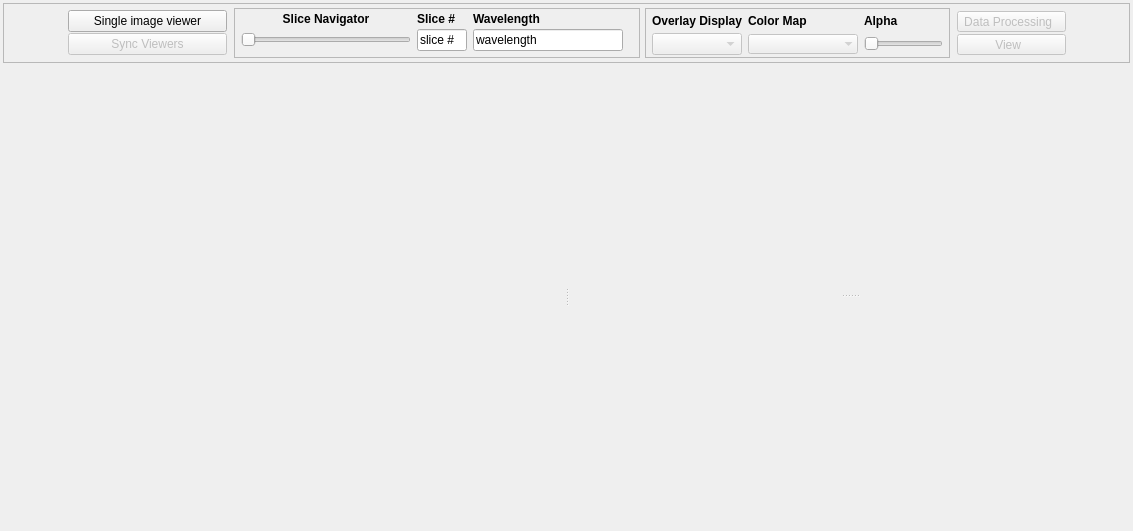
Above: cubeviz/layout.ui from spacetelescope/cubeviz before the change. Below: the same form after it.
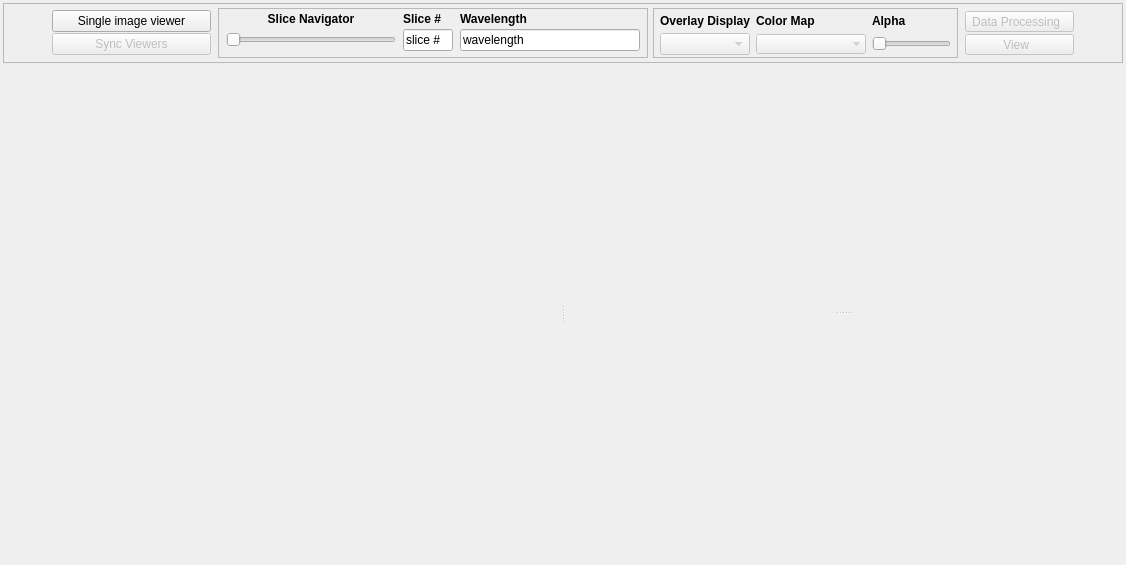
That is the form after the change. Custom widgets are drawn as their Qt base class.

Commit message: Larger Wave display

Patch:
```diff
--- a/cubeviz/layout.ui
+++ b/cubeviz/layout.ui
@@ -6,8 +6,8 @@
    <rect>
     <x>0</x>
     <y>0</y>
-    <width>1133</width>
-    <height>531</height>
+    <width>1126</width>
+    <height>565</height>
    </rect>
   </property>
   <property name="maximumSize">
@@ -60,7 +60,7 @@
        <rect>
         <x>0</x>
         <y>0</y>
-        <width>1125</width>
+        <width>1118</width>
         <height>58</height>
        </rect>
       </property>
@@ -72,7 +72,7 @@
         <widget class="QFrame" name="frame">
          <property name="minimumSize">
           <size>
-           <width>980</width>
+           <width>1050</width>
            <height>50</height>
           </size>
          </property>
@@ -323,13 +323,13 @@
            <widget class="QFrame" name="frame_2">
             <property name="minimumSize">
              <size>
-              <width>360</width>
+              <width>430</width>
               <height>50</height>
              </size>
             </property>
             <property name="maximumSize">
              <size>
-              <width>16777215</width>
+              <width>430</width>
               <height>50</height>
              </size>
             </property>
@@ -371,10 +371,16 @@
                </property>
                <property name="minimumSize">
                 <size>
-                 <width>160</width>
+                 <width>180</width>
                  <height>0</height>
                 </size>
                </property>
+               <property name="maximumSize">
+                <size>
+                 <width>180</width>
+                 <height>16777215</height>
+                </size>
+               </property>
                <property name="font">
                 <font>
                  <weight>75</weight>
@@ -431,7 +437,7 @@
               <widget class="QLineEdit" name="wavelength_textbox">
                <property name="maximumSize">
                 <size>
-                 <width>150</width>
+                 <width>180</width>
                  <height>22</height>
                 </size>
                </property>
```
